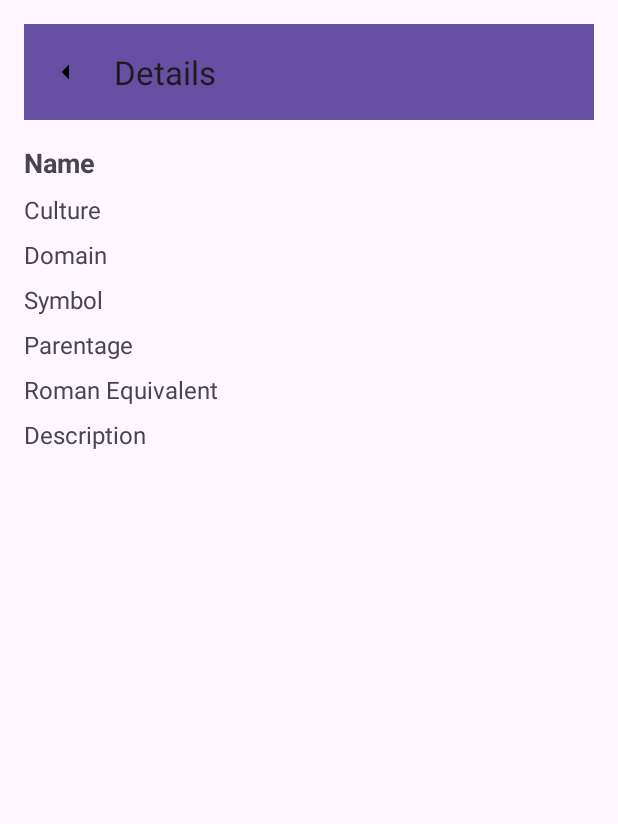
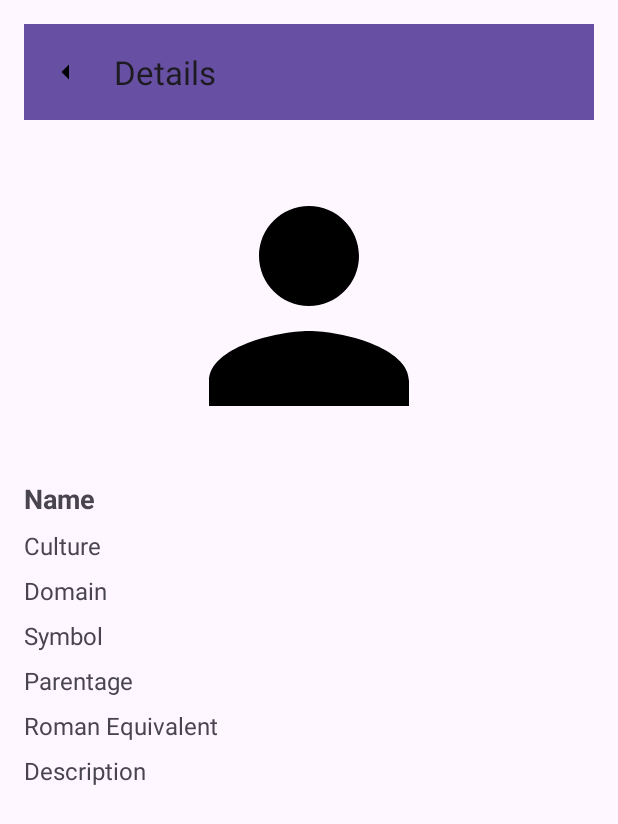
Before and after one commit to pravesh307/praveshproject, an Android app: the DetailsActivity screen opened directly, with no data from a screen before it, on a phone screen of 412 x 824 dp. Shown: the top 824 px of the screen. Run offline under Robolectric (Android 15) with nearby library versions, the phone set to English and light mode, and no system bars.

Commit message:
added the separate image for each entity inside details page

```diff
--- a/app/src/main/res/layout/activity_details.xml
+++ b/app/src/main/res/layout/activity_details.xml
@@ -18,7 +18,20 @@
         app:layout_constraintStart_toStartOf="parent"
         app:layout_constraintEnd_toEndOf="parent" />
 
-    <!-- Name TextView, constrained below toolbar with spacing -->
+    <!-- Entity Image (Centered below the toolbar) -->
+    <ImageView
+        android:id="@+id/entityImageView"
+        android:layout_width="200dp"
+        android:layout_height="200dp"
+        android:layout_marginTop="24dp"
+        android:layout_marginBottom="16dp"
+        android:scaleType="centerCrop"
+        app:layout_constraintTop_toBottomOf="@id/toolbar"
+        app:layout_constraintStart_toStartOf="parent"
+        app:layout_constraintEnd_toEndOf="parent"
+        android:src="@drawable/ic_profile" /> <!-- Default image or placeholder -->
+
+    <!-- Name TextView -->
     <TextView
         android:id="@+id/nameTextView"
         android:layout_width="wrap_content"
@@ -26,11 +39,11 @@
         android:text="Name"
         android:textSize="18sp"
         android:textStyle="bold"
-        app:layout_constraintTop_toBottomOf="@id/toolbar"
+        app:layout_constraintTop_toBottomOf="@id/entityImageView"
         app:layout_constraintStart_toStartOf="parent"
         android:layout_marginTop="16dp" />
 
-    <!-- Culture TextView, constrained below Name TextView with spacing -->
+    <!-- Culture TextView -->
     <TextView
         android:id="@+id/cultureTextView"
         android:layout_width="wrap_content"
@@ -41,7 +54,7 @@
         app:layout_constraintStart_toStartOf="parent"
         android:layout_marginTop="8dp" />
 
-    <!-- Domain TextView, constrained below Culture TextView with spacing -->
+    <!-- Domain TextView -->
     <TextView
         android:id="@+id/domainTextView"
         android:layout_width="wrap_content"
@@ -52,7 +65,7 @@
         app:layout_constraintStart_toStartOf="parent"
         android:layout_marginTop="8dp" />
 
-    <!-- Symbol TextView, constrained below Domain TextView with spacing -->
+    <!-- Symbol TextView -->
     <TextView
         android:id="@+id/symbolTextView"
         android:layout_width="wrap_content"
@@ -63,7 +76,7 @@
         app:layout_constraintStart_toStartOf="parent"
         android:layout_marginTop="8dp" />
 
-    <!-- Parentage TextView, constrained below Symbol TextView with spacing -->
+    <!-- Parentage TextView -->
     <TextView
         android:id="@+id/parentageTextView"
         android:layout_width="wrap_content"
@@ -74,7 +87,7 @@
         app:layout_constraintStart_toStartOf="parent"
         android:layout_marginTop="8dp" />
 
-    <!-- Roman Equivalent TextView, constrained below Parentage TextView with spacing -->
+    <!-- Roman Equivalent TextView -->
     <TextView
         android:id="@+id/romanEquivalentTextView"
         android:layout_width="wrap_content"
@@ -85,7 +98,7 @@
         app:layout_constraintStart_toStartOf="parent"
         android:layout_marginTop="8dp" />
 
-    <!-- Description TextView, constrained below Roman Equivalent TextView with spacing -->
+    <!-- Description TextView -->
     <TextView
         android:id="@+id/descriptionTextView"
         android:layout_width="wrap_content"
```
Also changed, not shown: app/src/main/java/com/example/nit3213project/DetailsActivity.kt (+17 -5 lines), app/src/main/res/drawable/amaterasu_image.jpeg (added), app/src/main/res/drawable/anansi_image.jpeg (added), app/src/main/res/drawable/odin_image.jpeg (added), app/src/main/res/drawable/quetzalcoatl_image.jpeg (added), app/src/main/res/drawable/ra_image.jpeg (added), app/src/main/res/drawable/shiva_image.jpeg (added), app/src/main/res/drawable/zeus_image.jpeg (added).
